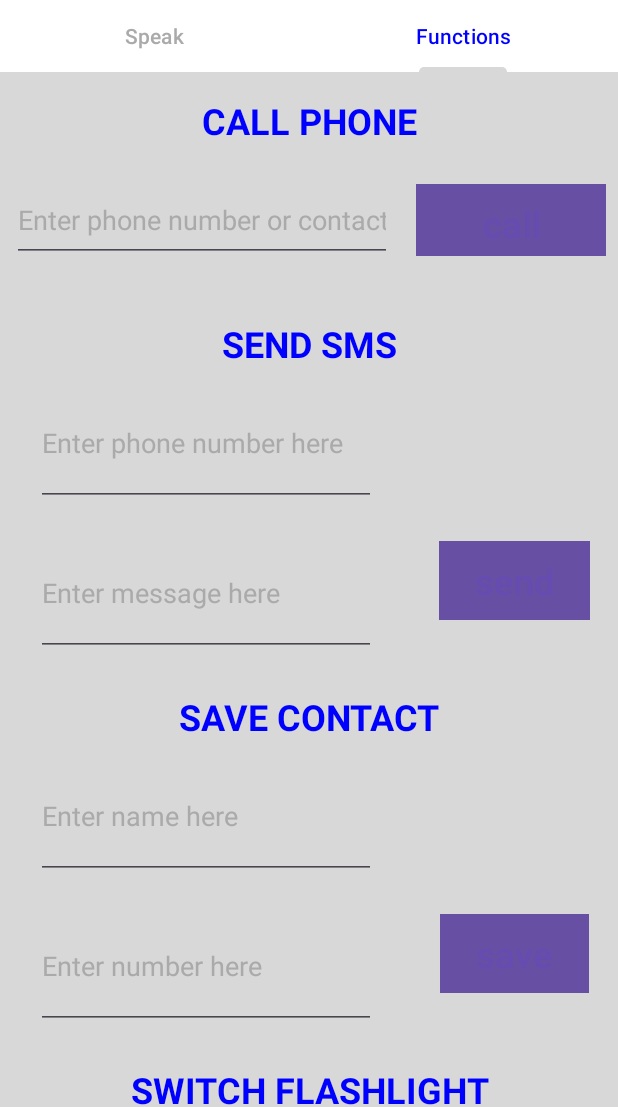
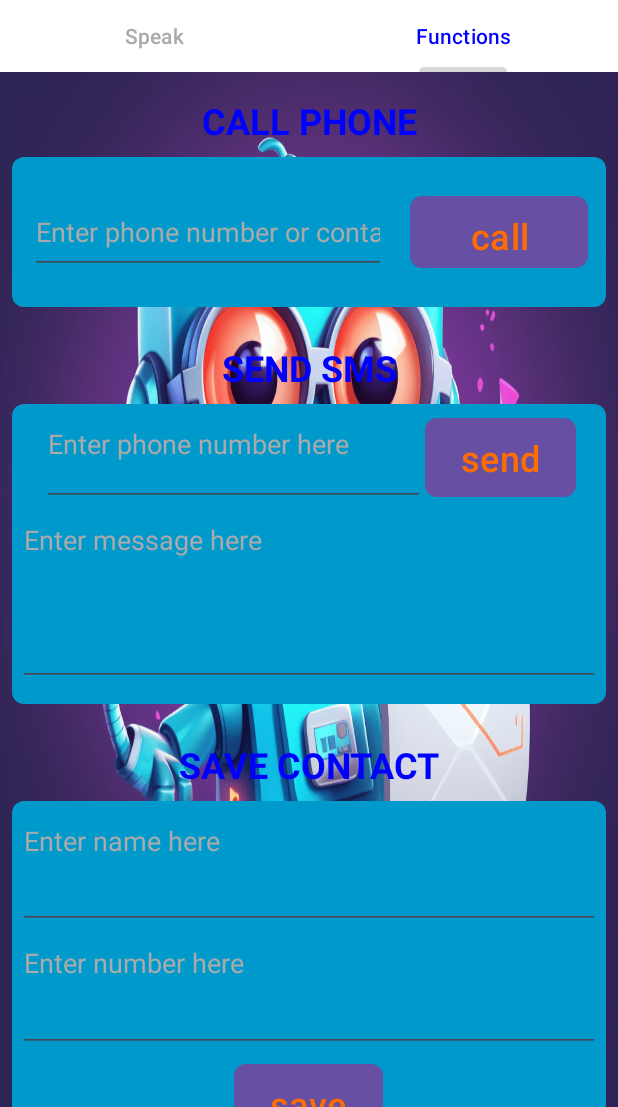
Before and after one commit to Daniel-Macharia/EazyAssist, an Android app: the RecognizeVoice screen opened directly, with no data from a screen before it, tab 2 chosen, on a phone screen of 412 x 824 dp, the part 129-1236 px from its top. Run offline under Robolectric (Android 15) with nearby library versions, the phone set to English and light mode, and no system bars; libraries missing offline, so code that uses them is left out: org.vosk, org.vosk.android.

Commit message:
Modifying the UI

```diff
--- a/app/src/main/res/layout/app_functions.xml
+++ b/app/src/main/res/layout/app_functions.xml
@@ -3,7 +3,7 @@
     android:orientation="vertical"
     android:layout_width="match_parent"
     android:layout_height="match_parent"
-    android:background="@color/cream"
+    android:background="@drawable/message_bot"
     >
 
     <LinearLayout
@@ -28,6 +28,9 @@
             android:layout_height="100dp"
             android:orientation="horizontal"
             android:gravity="center"
+            android:background="@drawable/rounded_rect"
+            android:backgroundTint="@color/holo_blue_dark"
+            android:layout_margin="8dp"
             >
             <EditText
                 android:id="@+id/callNumber"
@@ -48,9 +51,10 @@
                 android:layout_weight="1"
                 android:text="call"
                 android:textSize="24sp"
-                android:textColor="@color/purple"
+                android:textColor="@color/orange"
                 android:gravity="center"
-                android:background="@color/green"
+                android:background="@drawable/rounded_rect"
+                android:backgroundTint="@color/darkGreen"
                 android:layout_margin="8dp"
                 />
 
@@ -71,15 +75,18 @@
         <LinearLayout
             android:layout_width="match_parent"
             android:layout_height="200dp"
-            android:orientation="horizontal"
+            android:orientation="vertical"
             android:gravity="center"
+            android:background="@drawable/rounded_rect"
+            android:backgroundTint="@color/holo_blue_dark"
+            android:layout_margin="8dp"
             >
 
             <LinearLayout
-                android:layout_width="0dp"
-                android:layout_height="match_parent"
-                android:layout_weight="2"
-                android:orientation="vertical"
+                android:layout_width="match_parent"
+                android:layout_height="0dp"
+                android:layout_weight="1"
+                android:orientation="horizontal"
                 android:gravity="center"
                 android:paddingEnd="16dp"
                 android:paddingStart="16dp"
@@ -87,47 +94,50 @@
 
                 <EditText
                     android:id="@+id/smsNumber"
-                    android:layout_width="match_parent"
-                    android:layout_height="0dp"
+                    android:layout_width="0dp"
+                    android:layout_height="match_parent"
                     android:layout_weight="2"
                     android:inputType="text"
                     android:hint="Enter phone number here"
                     android:textColor="@color/blue"
                     android:textColorHint="@color/grey"
-                    android:layout_margin="8dp"
-                    />
-                <EditText
-                    android:id="@+id/smsMessage"
-                    android:layout_width="match_parent"
-                    android:layout_height="0dp"
-                    android:layout_weight="2"
-                    android:inputType="textAutoComplete|textMultiLine"
-                    android:hint="Enter message here"
-                    android:textColor="@color/blue"
-                    android:textColorHint="@color/grey"
-                    android:layout_margin="8dp"
+                    android:gravity="start|top"
                     />
 
-            </LinearLayout>
-
-            <LinearLayout
-                android:layout_width="0dp"
-                android:layout_height="match_parent"
-                android:layout_weight="1"
-                android:gravity="center|bottom"
-                android:paddingBottom="8dp"
-                >
                 <Button
                     android:id="@+id/send"
                     android:layout_width="wrap_content"
                     android:layout_height="wrap_content"
                     android:text="send"
                     android:textSize="24sp"
-                    android:textColor="@color/purple"
+                    android:textColor="@color/orange"
                     android:gravity="center"
-                    android:background="@color/green"
-                    android:layout_margin="8dp"
+                    android:background="@drawable/rounded_rect"
+                    android:backgroundTint="@color/darkGreen"
                     />
+
+
+            </LinearLayout>
+
+            <LinearLayout
+                android:layout_width="match_parent"
+                android:layout_height="0dp"
+                android:layout_weight="2"
+                android:gravity="center|bottom"
+                android:paddingBottom="8dp"
+                >
+
+                <EditText
+                    android:id="@+id/smsMessage"
+                    android:layout_width="match_parent"
+                    android:layout_height="match_parent"
+                    android:inputType="textAutoComplete|textMultiLine"
+                    android:hint="Enter message here"
+                    android:textColor="@color/blue"
+                    android:textColorHint="@color/grey"
+                    android:gravity="start|top"
+                    />
+
             </LinearLayout>
 
         </LinearLayout>
@@ -145,21 +155,13 @@
 
         <LinearLayout
             android:layout_width="match_parent"
-            android:layout_height="200dp"
-            android:orientation="horizontal"
+            android:layout_height="240dp"
+            android:orientation="vertical"
             android:gravity="center"
+            android:layout_margin="8dp"
+            android:background="@drawable/rounded_rect"
+            android:backgroundTint="@color/holo_blue_dark"
             >
-
-            <LinearLayout
-                android:layout_width="0dp"
-                android:layout_height="match_parent"
-                android:layout_weight="2"
-                android:orientation="vertical"
-                android:gravity="center"
-                android:paddingEnd="16dp"
-                android:paddingStart="16dp"
-                >
-
                 <EditText
                     android:id="@+id/name"
                     android:layout_width="match_parent"
@@ -169,7 +171,7 @@
                     android:hint="Enter name here"
                     android:textColor="@color/blue"
                     android:textColorHint="@color/grey"
-                    android:layout_margin="8dp"
+                    android:gravity="start|top"
                     />
                 <EditText
                     android:id="@+id/number"
@@ -180,30 +182,20 @@
                     android:hint="Enter number here"
                     android:textColor="@color/blue"
                     android:textColorHint="@color/grey"
-                    android:layout_margin="8dp"
+                    android:gravity="start|top"
                     />
-
-            </LinearLayout>
-
-            <LinearLayout
-                android:layout_width="0dp"
-                android:layout_height="match_parent"
-                android:layout_weight="1"
-                android:gravity="center|bottom"
-                android:paddingBottom="8dp"
-                >
                 <Button
                     android:id="@+id/saveContact"
                     android:layout_width="wrap_content"
                     android:layout_height="wrap_content"
                     android:text="save"
                     android:textSize="24sp"
-                    android:textColor="@color/purple"
+                    android:textColor="@color/orange"
                     android:gravity="center"
-                    android:background="@color/green"
+                    android:background="@drawable/rounded_rect"
+                    android:backgroundTint="@color/darkGreen"
                     android:layout_margin="8dp"
                     />
-            </LinearLayout>
 
         </LinearLayout>
 
@@ -220,9 +212,12 @@
 
         <LinearLayout
             android:layout_width="match_parent"
-            android:layout_height="200dp"
+            android:layout_height="80dp"
             android:orientation="horizontal"
             android:gravity="center"
+            android:layout_margin="8dp"
+            android:background="@drawable/rounded_rect"
+            android:backgroundTint="@color/holo_blue_dark"
             >
 
             <Button
@@ -232,18 +227,14 @@
                 android:layout_weight="1"
                 android:text="Switch Flashlight "
                 android:textSize="24sp"
-                android:textColor="@color/purple"
+                android:textColor="@color/orange"
                 android:gravity="center"
-                android:background="@color/green"
-                android:layout_margin="8dp"
+                android:background="@drawable/rounded_rect"
+                android:backgroundTint="@color/darkGreen"
                 />
 
 
         </LinearLayout>
-
     </LinearLayout>
 
-
-
-
 </ScrollView>
--- a/app/src/main/res/layout/recognize.xml
+++ b/app/src/main/res/layout/recognize.xml
@@ -11,6 +11,8 @@
         android:layout_height="0dp"
         android:layout_weight="2"
         android:gravity="center"
+        android:background="@drawable/rounded_rect"
+        android:backgroundTint="@color/holo_blue_dark"
         >
         <Button
             android:id="@+id/recognize_mic"
@@ -18,8 +20,10 @@
             android:layout_height="wrap_content"
             android:text="Talk to Eazy"
             android:textSize="24sp"
-            android:textColor="@color/purple"
+            android:textColor="@color/orange"
             android:gravity="center"
+            android:background="@drawable/rounded_rect"
+            android:backgroundTint="@color/darkGreen"
             />
     </LinearLayout>
 
--- a/app/src/main/res/values/colors.xml
+++ b/app/src/main/res/values/colors.xml
@@ -4,6 +4,7 @@
     <color name="white">#FFFFFFFF</color>
     <color name="cream">#FFD8D8D8</color>
     <color name="blue">#FF0000FF</color>
+    <color name="darkGreen">#FF33AA33</color>
     <color name="green">#FF88FF88</color>
     <color name="purple">#664BB1</color>
     <color name="grey">#FFAAAAAA</color>
```
